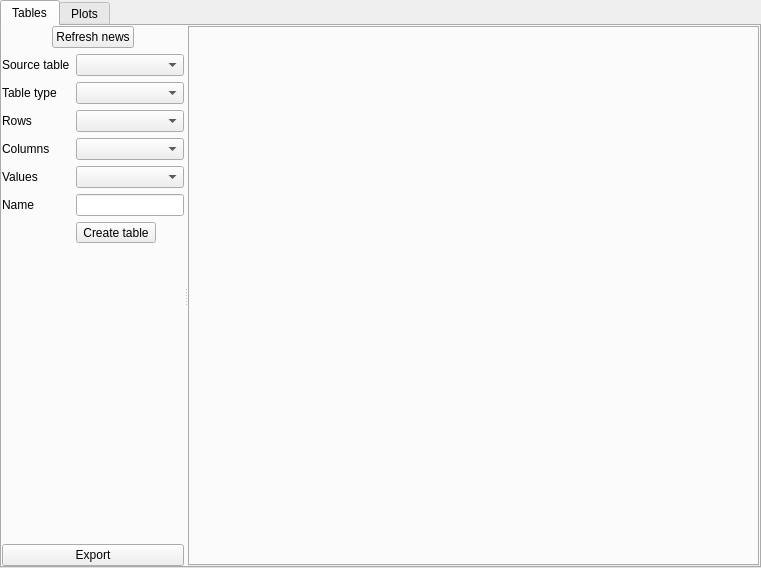
This is ui/UI/UserMenu.ui in alexe-mgn/MCHSMediaAnalysis as Qt 5 draws it before an edit. The edited form follows.
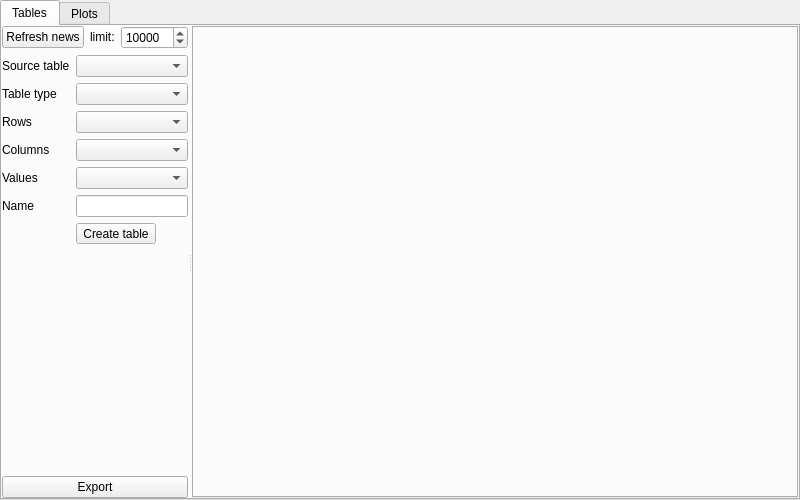
This is the edited form.

Commit message: UserMenu tables, plots.

Diff of the .ui file:
```diff
--- a/ui/UI/UserMenu.ui
+++ b/ui/UI/UserMenu.ui
@@ -6,8 +6,8 @@
    <rect>
     <x>0</x>
     <y>0</y>
-    <width>761</width>
-    <height>568</height>
+    <width>800</width>
+    <height>500</height>
    </rect>
   </property>
   <property name="windowTitle">
@@ -82,6 +82,35 @@
                </property>
               </widget>
              </item>
+             <item>
+              <widget class="QLabel" name="labelLimitNews">
+               <property name="sizePolicy">
+                <sizepolicy hsizetype="Fixed" vsizetype="Fixed">
+                 <horstretch>0</horstretch>
+                 <verstretch>0</verstretch>
+                </sizepolicy>
+               </property>
+               <property name="text">
+                <string>limit:</string>
+               </property>
+              </widget>
+             </item>
+             <item>
+              <widget class="QSpinBox" name="valueLimitNews">
+               <property name="toolTip">
+                <string>Limit fetched news. -1 for no limit.</string>
+               </property>
+               <property name="minimum">
+                <number>-1</number>
+               </property>
+               <property name="maximum">
+                <number>2147483647</number>
+               </property>
+               <property name="value">
+                <number>10000</number>
+               </property>
+              </widget>
+             </item>
             </layout>
            </item>
            <item>
@@ -191,6 +220,12 @@
             <verstretch>0</verstretch>
            </sizepolicy>
           </property>
+          <property name="tabsClosable">
+           <bool>true</bool>
+          </property>
+          <property name="movable">
+           <bool>true</bool>
+          </property>
          </widget>
         </widget>
        </item>
```
Left out of the diff: 36 changed lines with no effect on the pictures. The commit also changes 1 other file.
